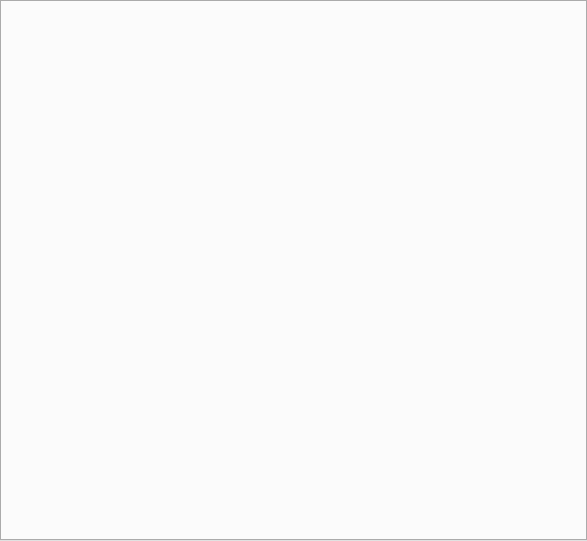
Before: the Qt Designer form src/ui/chatWindow.ui in ilvokhin/oop-project, drawn with Qt 5.
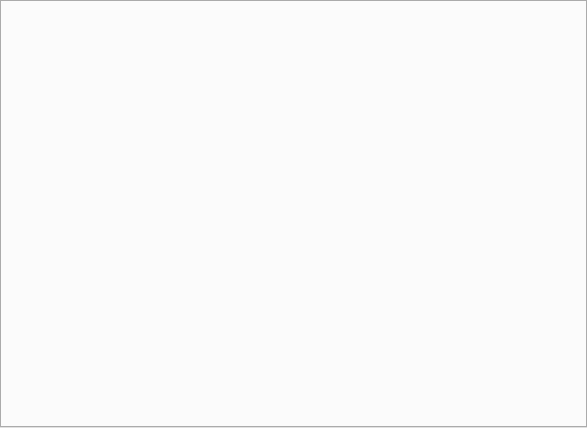
After: the same form once the commit is applied. Icons and pictures are not drawn.

```diff
--- a/src/ui/chatWindow.ui
+++ b/src/ui/chatWindow.ui
@@ -7,7 +7,7 @@
     <x>0</x>
     <y>0</y>
     <width>587</width>
-    <height>541</height>
+    <height>428</height>
    </rect>
   </property>
   <property name="minimumSize">
```
